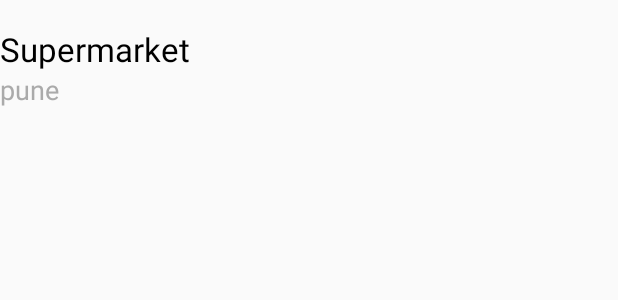
After one commit to sagarkhursale/Android-MVP, an Android app: the layout list_row.xml on its own in the app's theme, with its tools: preview values and no code run, on a phone screen of 412 x 824 dp. The commit adds this screen. Shown: the top 300 px of the screen. Run offline under Robolectric (Android 15) with nearby library versions, the phone set to English and light mode, and no system bars.

Commit message:
layout for list and list_item.

```diff
--- a/app/build.gradle
+++ b/app/build.gradle
@@ -53,7 +53,7 @@ dependencies {
     // Reactive libraries ...
     implementation 'io.reactivex.rxjava2:rxjava:2.1.9'
     implementation 'io.reactivex.rxjava2:rxandroid:2.0.1'
-    implementation 'com.squareup.retrofit2:adapter-rxjava2:2.4.0'
+    implementation "com.squareup.retrofit2:adapter-rxjava2:$retrofitVersion"
 
     // ButterKnife ...
     implementation "com.jakewharton:butterknife:$butterKnifeVersion"
--- /dev/null
+++ b/app/src/main/res/layout/list_row.xml
@@ -0,0 +1,37 @@
+<?xml version="1.0" encoding="utf-8"?>
+<LinearLayout
+    xmlns:android="http://schemas.android.com/apk/res/android"
+    android:layout_width="match_parent"
+    android:layout_height="90dp"
+    android:orientation="vertical"
+    android:clickable="true"
+    android:focusable="true"
+    android:foreground="?android:attr/selectableItemBackground"
+    android:background="?android:selectableItemBackground"
+    android:gravity="center_vertical">
+
+
+    <TextView
+        android:id="@+id/textView_list_place_name"
+        android:layout_width="match_parent"
+        android:layout_height="wrap_content"
+        android:gravity="start"
+        android:text="Supermarket"
+        android:textAppearance="?attr/textAppearanceListItem"
+        android:textColor="@android:color/black"
+        android:textSize="22sp"
+        />
+
+
+    <TextView
+        android:id="@+id/textView_list_address"
+        android:layout_width="match_parent"
+        android:layout_height="wrap_content"
+        android:text="pune"
+        android:maxLength="18"
+        android:maxLines="1"
+        android:textAppearance="?attr/textAppearanceSearchResultSubtitle"
+        android:textColor="@android:color/darker_gray"
+        android:textSize="18sp"
+        />
+</LinearLayout>
```
Also changed, not shown: app/src/main/res/layout/activity_main.xml (+15 -10 lines).
